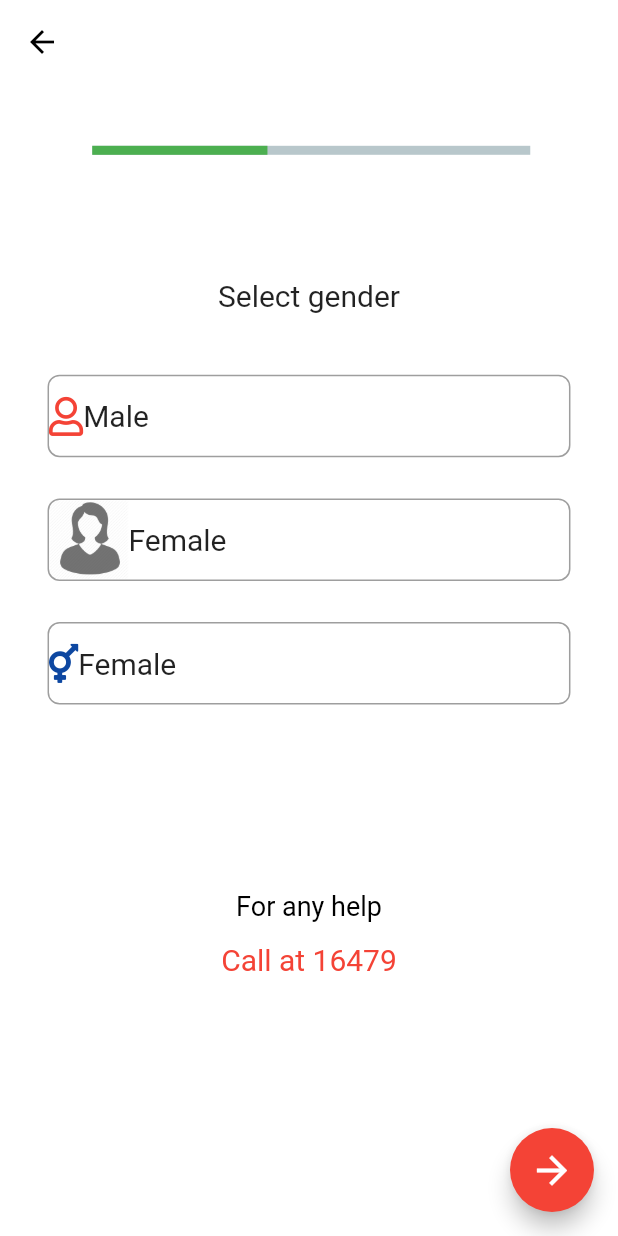
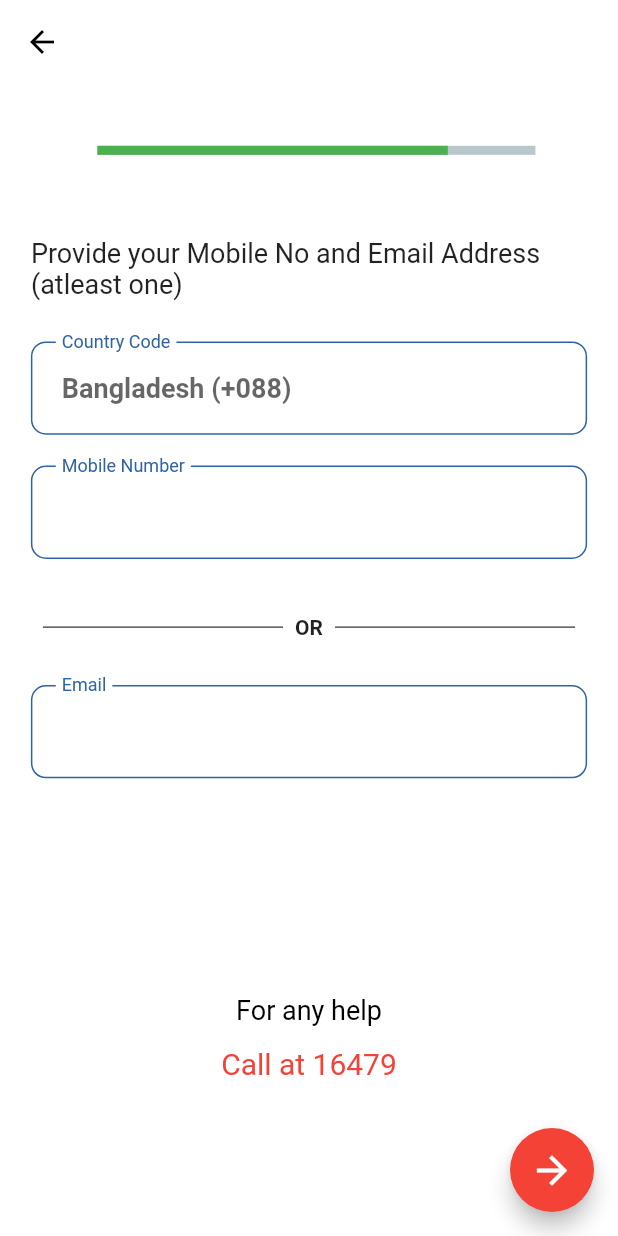
Before and after one commit to robinNcode/pencil_box_ui, a Flutter app: the ContactPage screen opened directly, on a phone screen of 412 x 824 dp. Run offline on Flutter 3.47's test engine with Material 2 defaults, Android fonts, the phone set to English and light mode, and no system bars; drawn by our look-alikes of percent_indicator; our stand-ins replace font_awesome_flutter.

Commit message:
contact page done

```diff
--- a/lib/views/contact.dart
+++ b/lib/views/contact.dart
@@ -1,7 +1,10 @@
 import 'package:flutter/cupertino.dart';
 import 'package:flutter/material.dart';
+import 'package:flutter/painting.dart';
+import 'package:flutter/rendering.dart';
 import 'package:font_awesome_flutter/font_awesome_flutter.dart';
 import 'package:pencil_box_ui/views/password.dart';
+import 'package:pencil_box_ui/widgets/custom_inputfield.dart';
 import 'package:percent_indicator/linear_percent_indicator.dart';
 
 class ContactPage extends StatelessWidget {
@@ -24,112 +27,70 @@ class ContactPage extends StatelessWidget {
             )),
         body: SafeArea(
           child: SingleChildScrollView(
+            child: Padding(
+              padding: EdgeInsets.symmetric(horizontal: _size.width / 20),
               child: Column(
                 children: [
                   SizedBox(
                     height: _size.height / 20,
                   ),
                   Padding(
-                  padding: EdgeInsets.only(left: _size.width / 8),
+                    padding: EdgeInsets.only(left: _size.width / 12),
                     child: LinearPercentIndicator(
                       width: _size.width - 100,
                       lineHeight: 6.0,
-                    percent: 0.4,
+                      percent: 0.8,
                       progressColor: Colors.green,
                     ),
                   ),
                   SizedBox(
-                  height: _size.height / 10,
+                    height: _size.height / 15,
                   ),
                   const Text(
-                  'Select gender',
-                  style: TextStyle(fontSize: 20),
+                    'Provide your Mobile No and Email Address (atleast one)',
+                    style: TextStyle(fontSize: 18,),
                   ),
-                Padding(
-                  padding: EdgeInsets.only(
-                      top: _size.height / 20,
-                      left: _size.width / 13,
-                      right: _size.width / 13),
+                  SizedBox(
+                    height: _size.height / 30,
+                  ),
+                  const CustomField(labelText: 'Country Code', labelColor: Color(0xFF2E64A4), hintText: 'Bangladesh (+088)',),
+                  SizedBox(
+                    height: _size.height / 40,
+                  ),
+                  const CustomField(labelText: 'Mobile Number', labelColor: Color(0xFF2E64A4), hintText: '',),
+                  SizedBox(
+                    height: _size.height / 30,
+                  ),
+                  Column(
+                    children: [
+                      Row(children: <Widget>[
+                        Expanded(
                           child: Container(
-                    height: 55,
-                    child: Row(
-                      children: const [
-                        FaIcon(FontAwesomeIcons.user,
-                            size: 26, color: Colors.red),
-                        Text(
-                          'Male',
-                          style: TextStyle(fontSize: 20),
-                        )
+                              margin:
+                              const EdgeInsets.only(left: 8, right: 8),
+                              child: const Divider(
+                                color: Colors.black,
+                                height: 36,
+                              )),
+                        ),
+                        const Text("OR", style: TextStyle(fontWeight: FontWeight.bold),),
+                        Expanded(
+                          child: Container(
+                              margin: const EdgeInsets.only(left: 8, right: 8),
+                              child: const Divider(
+                                color: Colors.black,
+                                height: 36,
+                              )),
+                        ),
+                      ]),
                     ],
                   ),
-                    decoration: BoxDecoration(
-                      border: Border.all(
-                        color: Colors.grey,
-                        style: BorderStyle.solid,
-                        width: 1.0,
+                  SizedBox(
+                    height: _size.height / 40,
                   ),
-                      color: Colors.transparent,
-                      borderRadius: BorderRadius.circular(8.0),
-                    ),
-                  ),
-                ),
-                Padding(
-                  padding: EdgeInsets.only(
-                      top: _size.height / 30,
-                      left: _size.width / 13,
-                      right: _size.width / 13),
-                  child: Container(
-                    height: 55,
-                    child: Row(
-                      children: [
-                        Image.asset('assets/images/female-user-icon.png'),
-                        const Text(
-                          'Female',
-                          style: TextStyle(fontSize: 20),
-                        )
-                      ],
-                    ),
-                    decoration: BoxDecoration(
-                      border: Border.all(
-                        color: Colors.grey,
-                        style: BorderStyle.solid,
-                        width: 1.0,
-                      ),
-                      color: Colors.transparent,
-                      borderRadius: BorderRadius.circular(8.0),
-                    ),
-                  ),
-                ),
-                Padding(
-                  padding: EdgeInsets.only(
-                      top: _size.height / 30,
-                      left: _size.width / 13,
-                      right: _size.width / 13),
-                  child: Container(
-                    height: 55,
-                    child: Row(
-                      children: [
-                        FaIcon(FontAwesomeIcons.transgender,
-                            size: 26, color: Colors.blue[900]),
-                        const Text(
-                          'Female',
-                          style: TextStyle(fontSize: 20),
-                        )
-                      ],
-                    ),
-                    decoration: BoxDecoration(
-                      border: Border.all(
-                        color: Colors.grey,
-                        style: BorderStyle.solid,
-                        width: 1.0,
-                      ),
-                      color: Colors.transparent,
-                      borderRadius: BorderRadius.circular(8.0),
-                    ),
-                  ),
-                ),
+                  const CustomField(labelText: 'Email', labelColor: Color(0xFF2E64A4), hintText: '',),
                   SizedBox(
-                  height: _size.height / 10,
+                    height: _size.height / 8,
                   ),
                   Align(
                     alignment: Alignment.bottomCenter,
@@ -159,6 +120,7 @@ class ContactPage extends StatelessWidget {
               ),
             ),
           ),
+        ),
         floatingActionButton: FloatingActionButton(
           onPressed: () {
             Navigator.push(context,
```
Lines whose indentation alone changed are shown as unchanged.
